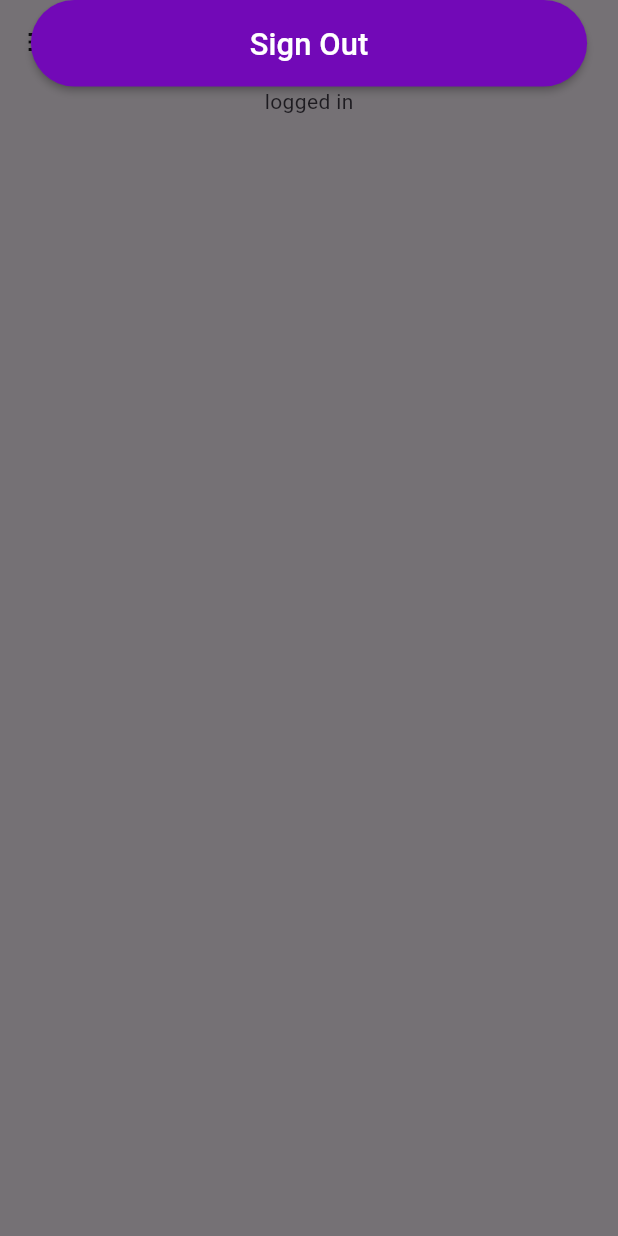
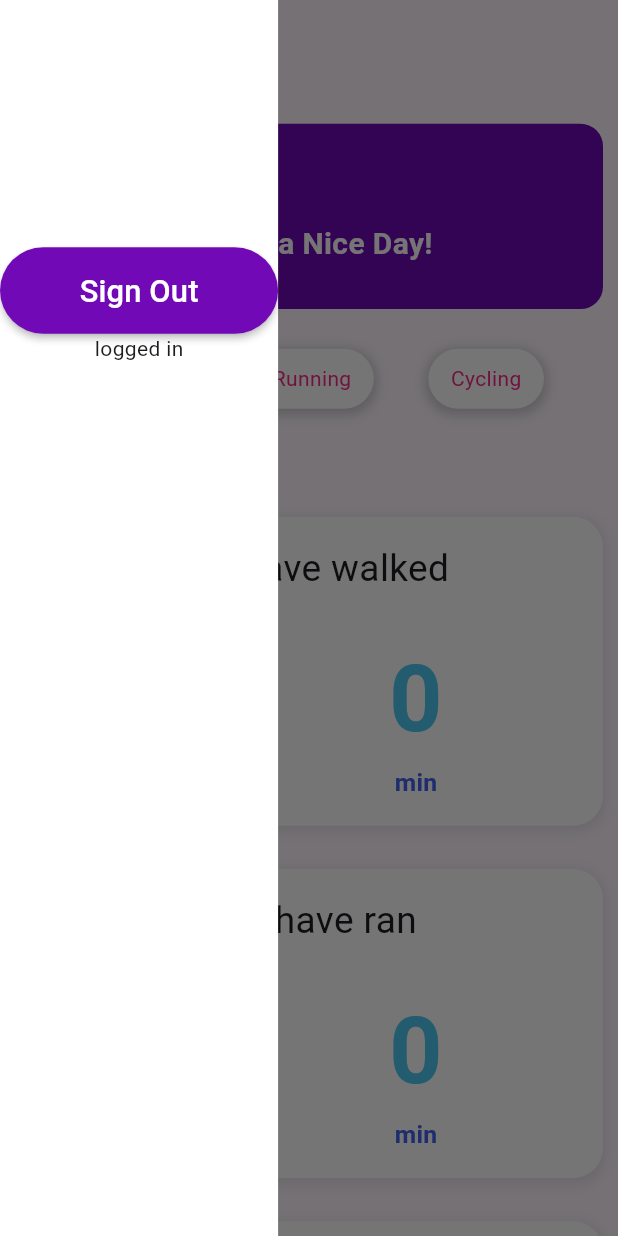
Before and after one commit to tamilnambi/fit_track, a Flutter app: the screen it shows once a user with an empty profile is signed in, with the side drawer open, on a phone screen of 412 x 824 dp. Run offline on Flutter 3.47's test engine with Material 3 defaults, Android fonts, the phone set to English and light mode, and no system bars; our stand-ins replace cloud_firestore, firebase_auth, firebase_core, google_fonts, lottie; accounts and stored records are empty; network calls fail.

Commit message:
homepage ui
homepage ui completed

```diff
--- a/lib/controllers/authenticationController.dart
+++ b/lib/controllers/authenticationController.dart
@@ -1,11 +1,16 @@
 import 'package:firebase_auth/firebase_auth.dart';
+
+import '../data/constants.dart';
+import 'databaseController.dart';
 
 class AuthenticationController{
 
   final auth = FirebaseAuth.instance;
+  final dbController = DatabaseController();
 
   Future logInWithDetails(String email, String password) async{
     try {
+      userEmail = email;
       await auth.signInWithEmailAndPassword(
           email: email, password: password);
     }
@@ -23,12 +28,15 @@ class AuthenticationController{
     }
   }
 
-  Future<void> createAccount(String email, String password) async{
+  Future<bool> createAccount(String username,String email, String password) async{
     try{
       await auth.createUserWithEmailAndPassword(email: email, password: password);
+      await dbController.setUsername(username,email);
+      return true;
     }
     on FirebaseAuthException catch(e){
       print('tamil $e');
+      return false;
     }
   }
 
--- /dev/null
+++ b/lib/controllers/databaseController.dart
@@ -0,0 +1,31 @@
+import 'package:cloud_firestore/cloud_firestore.dart';
+class DatabaseController{
+
+  final userDetails = FirebaseFirestore.instance.collection('user_details');
+
+  Future<void> setUsername(String username, String email) async {
+
+    await userDetails.doc(email).set({"username": username});
+  }
+
+  Future<String> getUsername(String email) async{
+    print('tamil inside');
+    try{
+      final user = await userDetails.doc(email).get();
+      if (user.exists) {
+        // The document exists, retrieve the 'username' field
+        Map<String, dynamic> userData = user.data() as Map<String, dynamic>;
+        String username = userData['username'];
+        print('Username: $username');
+        return username;
+      } else {
+        print('Document does not exist');
+        return 'user';
+      }
+    }
+    catch(e){
+      print('Error while getting the username $e');
+      return 'user';
+    }
+  }
+}
--- a/lib/data/constants.dart
+++ b/lib/data/constants.dart
@@ -2,3 +2,7 @@ import 'dart:ui';
 
 const Color primaryPink = Color.fromRGBO(247, 37, 133, 1);
 const Color secondaryPurple = Color.fromRGBO(114, 9, 183, 1);
+const Color darkBlue = Color.fromRGBO(67, 97, 238, 1);
+const Color lightBlue = Color.fromRGBO(76, 201, 240, 1);
+String username='';
+String userEmail ='';
--- /dev/null
+++ b/lib/screens/components/badgesList.dart
@@ -0,0 +1,37 @@
+import 'package:fit_track/screens/components/customBadge.dart';
+import 'package:flutter/material.dart';
+
+class BadgesList extends StatefulWidget {
+  final bool walking;
+  final bool running;
+  final bool cycling;
+  const BadgesList({super.key, required this.walking, required this.running, required this.cycling});
+
+  @override
+  State<BadgesList> createState() => _BadgesListState();
+}
+
+class _BadgesListState extends State<BadgesList> {
+  @override
+  Widget build(BuildContext context) {
+    return Padding(padding: EdgeInsets.symmetric(
+      vertical: 10.0,
+      horizontal: 3.0,
+    ),
+      child: Row(
+        mainAxisAlignment: MainAxisAlignment.spaceEvenly,
+        children: [
+          CustomBadge(onPress: (){},
+          text: 'Walking',
+          isPressed: widget.walking,),
+          CustomBadge(onPress: (){},
+          text: 'Running',
+          isPressed: widget.running,),
+          CustomBadge(onPress: (){},
+          text: 'Cycling',
+          isPressed: widget.cycling,),
+        ],
+      ),
+    );
+  }
+}
--- /dev/null
+++ b/lib/screens/components/customBadge.dart
@@ -0,0 +1,37 @@
+import 'package:fit_track/data/constants.dart';
+import 'package:flutter/material.dart';
+
+class CustomBadge extends StatelessWidget {
+  final bool isPressed;
+  final String text;
+  final Function() onPress;
+  const CustomBadge({super.key, required this.isPressed, required this.text, required this.onPress});
+
+  @override
+  Widget build(BuildContext context) {
+
+    return GestureDetector(
+      onTap: onPress,
+      child: Container(
+        decoration: BoxDecoration(
+          color: isPressed ? primaryPink : Colors.white,
+          borderRadius: BorderRadius.circular(20.0),
+          boxShadow: [
+            BoxShadow(
+              color: Colors.grey.withOpacity(0.5),
+              spreadRadius: 2,
+              blurRadius: 5,
+              offset: const Offset(0, 2), // changes position of shadow
+            ),
+          ],
+        ),
+
+        child: Padding(
+          padding: const EdgeInsets.symmetric(horizontal: 15.0,vertical: 10.0),
+          child: Text(text,
+          style: TextStyle(color: isPressed ? Colors.white : primaryPink),),
+        ),
+      ),
+    );
+  }
+}
--- /dev/null
+++ b/lib/screens/components/homePageCard.dart
@@ -0,0 +1,76 @@
+import 'package:flutter/material.dart';
+
+import '../../data/constants.dart';
+
+class HomePageCard extends StatelessWidget {
+  final String titleText;
+  final String time;
+  final String distance;
+  const HomePageCard({super.key, required this.titleText, required this.time, required this.distance});
+
+  @override
+  Widget build(BuildContext context) {
+    final height = MediaQuery.of(context).size.height;
+    return Container(
+      height: height*0.25,
+      decoration: BoxDecoration(
+        color: Colors.white,
+        borderRadius: BorderRadius.circular(20.0),
+        boxShadow: [
+          BoxShadow(
+            color: Colors.grey.withOpacity(0.2),
+            spreadRadius: 2,
+            blurRadius: 5,
+            offset: const Offset(0, 2), // changes position of shadow
+          ),
+        ],
+      ),
+      child: Column(
+        mainAxisAlignment: MainAxisAlignment.spaceBetween,
+        children: [
+          Padding(
+            padding: EdgeInsets.only(top: height*0.02),
+            child: Text(titleText,
+              style: TextStyle(
+                fontSize: height*0.03,
+              ),),
+          ),
+          Padding(
+            padding: EdgeInsets.symmetric(vertical: height*0.02),
+            child: Row(
+              mainAxisAlignment: MainAxisAlignment.spaceEvenly,
+              children: [
+                Column(
+                  mainAxisAlignment: MainAxisAlignment.center,
+                  children: [
+                    Text(time,style: TextStyle(
+                      color: lightBlue,
+                      fontSize: height*0.075,
+                      fontWeight: FontWeight.bold,
+                    ),),
+                    Text('km', style: TextStyle(color: darkBlue,
+                        fontWeight: FontWeight.bold,
+                        fontSize: height*0.02),)
+                  ],
+                ),
+                Column(
+                  mainAxisAlignment: MainAxisAlignment.center,
+                  children: [
+                    Text(distance,style: TextStyle(
+                      color: lightBlue,
+                      fontSize: height*0.075,
+                      fontWeight: FontWeight.bold,
+                    ),),
+                    Text('min', style: TextStyle(color: darkBlue,
+                        fontWeight: FontWeight.bold,
+                        fontSize: height*0.02),)
+                  ],
+                ),
+              ],
+            ),
+          ),
+        ],
+      ),
+    );
+  }
+}
--- /dev/null
+++ b/lib/screens/components/titleText.dart
@@ -0,0 +1,19 @@
+import 'package:flutter/material.dart';
+
+class TitleText extends StatelessWidget {
+  final String text;
+  final Color textColor;
+  const TitleText({super.key, required this.text, required this.textColor});
+
+  @override
+  Widget build(BuildContext context) {
+    return Text(
+      text,
+      style: TextStyle(
+        fontWeight: FontWeight.bold,
+        color: textColor,
+        fontSize: 20.0,
+      ),
+    );
+  }
+}
--- a/lib/screens/createAccount.dart
+++ b/lib/screens/createAccount.dart
@@ -1,5 +1,7 @@
 import 'package:fit_track/controllers/authenticationController.dart';
 import 'package:fit_track/screens/components/customTextField.dart';
+import 'package:fit_track/screens/homePage.dart';
+import 'package:fit_track/screens/loginPage.dart';
 import 'package:flutter/material.dart';
 
 import '../data/constants.dart';
@@ -61,8 +63,12 @@ class _CreateAccountState extends State<CreateAccount> {
               ),
               CustomButton(
                 onPress: () async{
-                  await authController.createAccount(_emailController.text,
+                  final isCreated = await authController.createAccount(_usernameController.text,
+                      _emailController.text,
                       _passwordController.text);
+                  if(isCreated){
+                    Navigator.push(context, MaterialPageRoute(builder: (context)=>HomePage()));
+                  }
                 },
                 textColor: Colors.white,
                 backgroundColor: secondaryPurple,
--- a/lib/screens/homePage.dart
+++ b/lib/screens/homePage.dart
@@ -1,7 +1,13 @@
 import 'package:fit_track/controllers/authenticationController.dart';
+import 'package:fit_track/controllers/databaseController.dart';
 import 'package:fit_track/data/constants.dart';
+import 'package:fit_track/screens/components/badgesList.dart';
 import 'package:fit_track/screens/components/customButton.dart';
+import 'package:fit_track/screens/components/homePageCard.dart';
+import 'package:fit_track/screens/components/titleText.dart';
+import 'package:fit_track/screens/loginPage.dart';
 import 'package:flutter/material.dart';
+import 'package:lottie/lottie.dart';
 
 class HomePage extends StatefulWidget {
   const HomePage({super.key});
@@ -12,26 +18,112 @@ class HomePage extends StatefulWidget {
 
 class _HomePageState extends State<HomePage> {
   final authController = AuthenticationController();
+
+  @override
+  void initState(){
+    super.initState();
+    getUsername();
+  }
+
+  Future<void> getUsername() async{
+    username = await DatabaseController().getUsername(userEmail);
+  }
+
   @override
   Widget build(BuildContext context) {
+    final width = MediaQuery.of(context).size.width;
+    final height = MediaQuery.of(context).size.height;
+
     return Scaffold(
-      drawer: Center(
+      drawer: Container(
+        color: Colors.white,
+        width: MediaQuery.of(context).size.width*0.45,
+        child: Center(
           child: Column(
             children: [
+              SizedBox(
+                height: height*0.2,
+              ),
               CustomButton(
                 text: 'Sign Out',
                   textColor: Colors.white,
                   backgroundColor: secondaryPurple,
                   onPress: () async{
                    await authController.singOut();
+                   Navigator.push(context, MaterialPageRoute(builder: (context)=>LoginPage()));
                   }),
               Text(authController.auth.currentUser != null ?
               'logged in':'no login'),
             ],
           ),
         ),
+      ),
+
       appBar: AppBar(
 
+      ),
+      body: SingleChildScrollView(
+        child: Padding(padding: EdgeInsets.all(10.0),
+        child: Column(
+          children: [
+            SizedBox(
+              height: height*0.02,
+            ),
+            Container(
+              decoration: BoxDecoration(
+                color: secondaryPurple,
+                borderRadius: BorderRadius.circular(15.0),
+              ),
+              child: Row(
+                children: [
+                  Lottie.asset(
+                    'assets/dp.json',
+                    repeat: false,
+                    height: height*0.15,
+                    width: height*0.15,
+                  ),
+                  Column(
+                    crossAxisAlignment: CrossAxisAlignment.start,
+                    children: [
+                      TitleText(text: 'Hi $username', textColor: Colors.white),
+                      SizedBox(
+                        height: height*0.01,
+                      ),
+                      const TitleText(text: 'Have a Nice Day!', textColor: Colors.white),
+                    ],
+                  ),
+                ],
+              ),
+            ),
+            SizedBox(
+              height: height*0.02,
+            ),
+            const BadgesList(walking: false, running: false, cycling: false),
+            SizedBox(
+              height: height*0.02,
+            ),
+            const Row(
+              children: [
+                TitleText(text: 'Today\'s Stats', textColor: Colors.black),
+              ],
+            ),
+            SizedBox(
+              height: height*0.02,
+            ),
+            HomePageCard(titleText: 'You have walked', time: '0', distance: '0'),
+            SizedBox(
+              height: height*0.035,
+            ),
+            HomePageCard(titleText: 'You have ran', time: '0', distance: '0'),
+            SizedBox(
+              height: height*0.035,
+            ),
+            HomePageCard(titleText: 'You have cycled', time: '0', distance: '0'),
+            SizedBox(
+              height: height*0.035,
+            ),
+          ],
+        ),),
       ),
     );
   }
--- a/lib/screens/mainPage.dart
+++ b/lib/screens/mainPage.dart
@@ -13,12 +13,13 @@ class MainPage extends StatelessWidget {
       body: StreamBuilder<User?>(
         stream: FirebaseAuth.instance.authStateChanges(),
         builder: (BuildContext context, AsyncSnapshot<User?> snapshot) {
-          if(snapshot.hasData){
-            print('tamil has data');
+          if(snapshot.connectionState == ConnectionState.waiting){
+            return const CircularProgressIndicator();
+          }
+          else if(snapshot.hasData){
             return const HomePage();
           }
           else{
-            print('tamil has not data');
             return const LoginPage();
           }
         },
--- a/pubspec.yaml
+++ b/pubspec.yaml
@@ -32,6 +32,8 @@ dependencies:
     sdk: flutter
   google_fonts: ^6.1.0
   firebase_auth: ^4.16.0
+  cloud_firestore: ^4.14.0
+  lottie: ^3.0.0
 
 
   # The following adds the Cupertino Icons font to your application.
```
Also changed, not shown: assets/dp.json (added, +1 -0 lines), lib/screens/cyclePage.dart (added), lib/screens/runPage.dart (added), lib/screens/walkPage.dart (added), pubspec.lock, 3 other files. Lines whose indentation alone changed are shown as unchanged.
